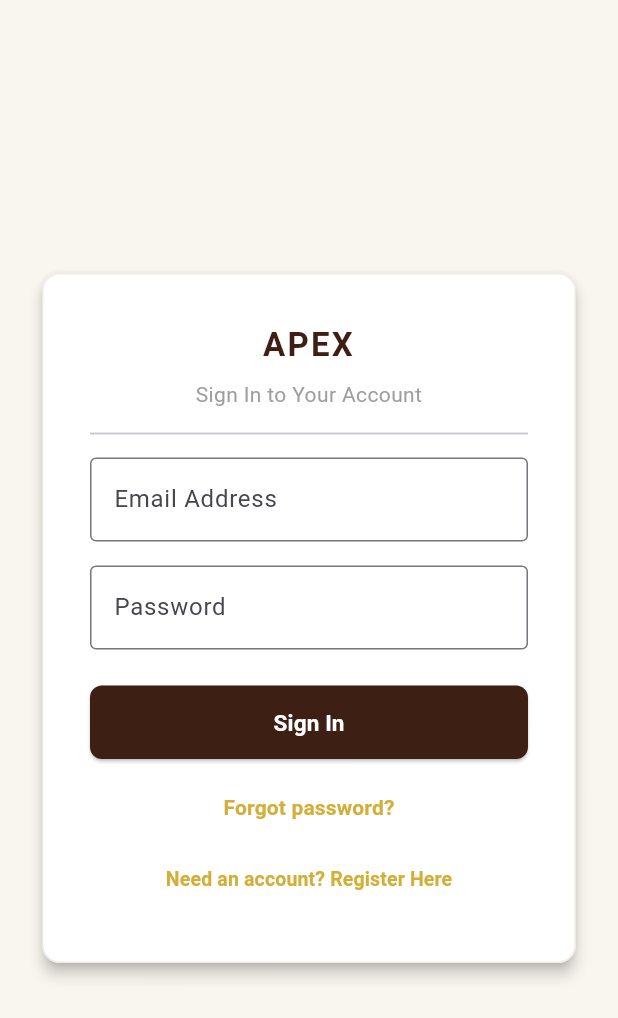
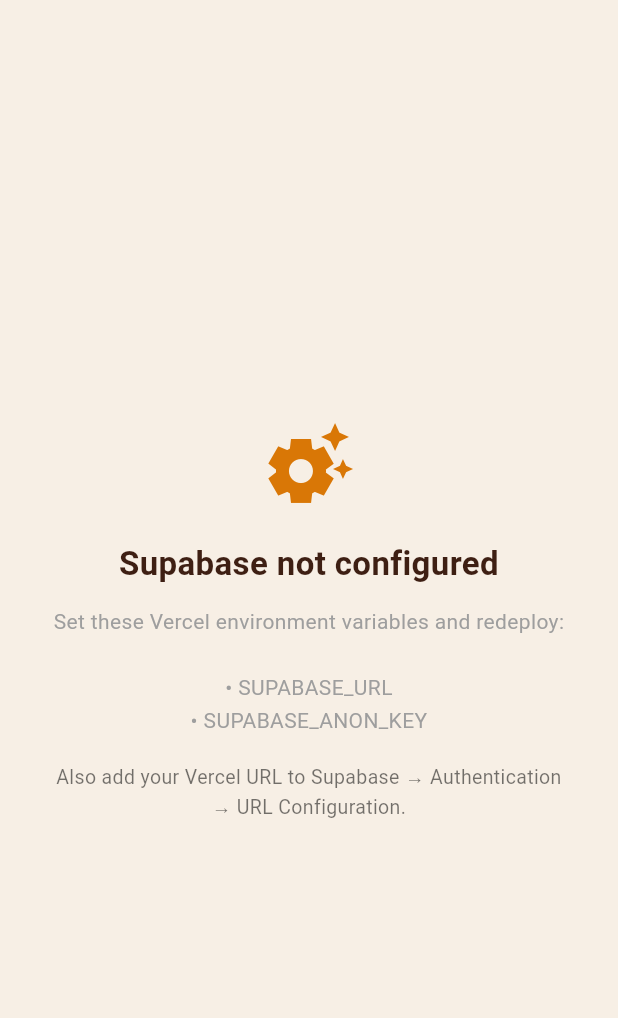
Before and after one commit to nicholaswittle/apex, a Flutter app: the screen it shows after launch, on a phone screen of 412 x 824 dp. Shown: the top 1018 px of the screen. Run offline on Flutter 3.47's test engine with Material 3 defaults, Android fonts, the phone set to English and light mode, and no system bars; our stand-ins replace firebase_core, firebase_messaging, share_plus, shared_preferences, supabase_flutter; missing offline and left inert: dart:html; accounts and stored records are empty.

Commit message:
Add Vercel web deployment for audit testing
- vercel.json + scripts/build_web.sh for Flutter web builds
- ConfigMissingScreen when Supabase env vars not set at build time
- Guard auth listener and owner setup for missing config
- docs/VERCEL.md with Supabase URL configuration steps
- Web build verified; tests pass

Co-authored-by: nicholas Ryan wittle <nicholaswittle@users.noreply.github.com>

```diff
--- a/lib/auth_page.dart
+++ b/lib/auth_page.dart
@@ -3,6 +3,7 @@ import 'package:supabase_flutter/supabase_flutter.dart';
 import 'package:apex/theme.dart';
 import 'core/push_notification_service.dart';
 import 'core/profile_service.dart';
+import 'core/app_config.dart';
 import 'calendar_page.dart';
 import 'setup_page.dart';
 
@@ -22,19 +23,27 @@ class _AuthPageState extends State<AuthPage> {
   bool _isSignUp = false;
   bool _isLoading = false;
   bool _needsOwnerSetup = false;
-  final _supabase = Supabase.instance.client;
+
+  SupabaseClient get _supabase => Supabase.instance.client;
 
   @override
   void initState() {
     super.initState();
-    _checkOwnerSetup();
+    if (AppConfig.hasSupabase) {
+      _checkOwnerSetup();
+    }
   }
 
   Future<void> _checkOwnerSetup() async {
     if (!mounted) return;
-    final hasOwner = await ProfileService.hasOwnerAccount();
-    if (!mounted) return;
-    setState(() => _needsOwnerSetup = !hasOwner);
+    try {
+      final hasOwner = await ProfileService.hasOwnerAccount();
+      if (!mounted) return;
+      setState(() => _needsOwnerSetup = !hasOwner);
+    } catch (_) {
+      if (!mounted) return;
+      setState(() => _needsOwnerSetup = false);
+    }
   }
 
   @override
--- a/lib/csv_downloader_stub.dart
+++ b/lib/csv_downloader_stub.dart
@@ -1,5 +1,5 @@
 import 'package:share_plus/share_plus.dart';
 
 void downloadCsv(String filename, String content) {
-  Share.share(content, subject: filename);
+  SharePlus.instance.share(ShareParams(text: content, subject: filename));
 }
--- a/lib/main.dart
+++ b/lib/main.dart
@@ -5,6 +5,7 @@ import 'calendar_page.dart';
 import 'core/app_config.dart';
 import 'core/firebase_bootstrap.dart';
 import 'core/profile_service.dart';
+import 'widgets/config_missing_screen.dart';
 
 void main() async {
   WidgetsFlutterBinding.ensureInitialized();
@@ -53,6 +54,7 @@ class _AuthGateState extends State<_AuthGate> {
   @override
   void initState() {
     super.initState();
+    if (!AppConfig.hasSupabase) return;
     Supabase.instance.client.auth.onAuthStateChange.listen((_) {
       if (mounted) setState(() {});
     });
@@ -61,7 +63,7 @@ class _AuthGateState extends State<_AuthGate> {
   @override
   Widget build(BuildContext context) {
     if (!AppConfig.hasSupabase) {
-      return const AuthPage();
+      return const ConfigMissingScreen();
     }
 
     final session = Supabase.instance.client.auth.currentSession;
--- /dev/null
+++ b/lib/widgets/config_missing_screen.dart
@@ -0,0 +1,52 @@
+import 'package:flutter/material.dart';
+import 'package:apex/theme.dart';
+
+/// Shown when Supabase env vars were not passed at build time (common on first Vercel deploy).
+class ConfigMissingScreen extends StatelessWidget {
+  const ConfigMissingScreen({super.key});
+
+  @override
+  Widget build(BuildContext context) {
+    return Scaffold(
+      backgroundColor: UniversalTheme.background,
+      body: Center(
+        child: Padding(
+          padding: const EdgeInsets.all(32),
+          child: ConstrainedBox(
+            constraints: const BoxConstraints(maxWidth: 480),
+            child: Column(
+              mainAxisAlignment: MainAxisAlignment.center,
+              children: [
+                const Icon(Icons.settings_suggest, size: 64, color: UniversalTheme.accent),
+                const SizedBox(height: 20),
+                const Text(
+                  'Supabase not configured',
+                  textAlign: TextAlign.center,
+                  style: TextStyle(
+                    fontSize: 22,
+                    fontWeight: FontWeight.bold,
+                    color: UniversalTheme.darkSlate,
+                  ),
+                ),
+                const SizedBox(height: 12),
+                const Text(
+                  'Set these Vercel environment variables and redeploy:\n\n'
+                  '• SUPABASE_URL\n'
+                  '• SUPABASE_ANON_KEY',
+                  textAlign: TextAlign.center,
+                  style: TextStyle(color: Colors.grey, height: 1.6),
+                ),
+                const SizedBox(height: 16),
+                const Text(
+                  'Also add your Vercel URL to Supabase → Authentication → URL Configuration.',
+                  textAlign: TextAlign.center,
+                  style: TextStyle(fontSize: 13, color: Colors.black54, height: 1.5),
+                ),
+              ],
+            ),
+          ),
+        ),
+      ),
+    );
+  }
+}
--- a/lib/widgets/csv_time_card_exporter.dart
+++ b/lib/widgets/csv_time_card_exporter.dart
@@ -1,4 +1,3 @@
-import 'package:flutter/foundation.dart';
 import 'package:flutter/material.dart';
 import 'package:flutter/services.dart';
 import 'package:apex/theme.dart';
```
Also changed, not shown: pubspec.lock, vercel.json (added), 8 other files.
